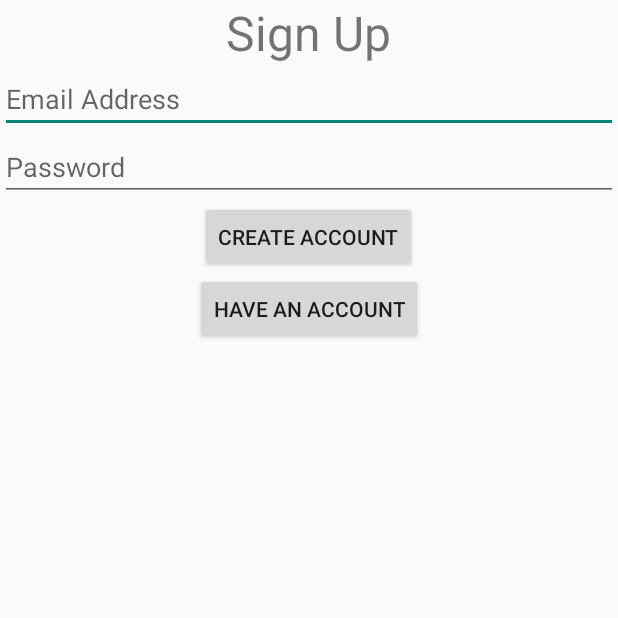
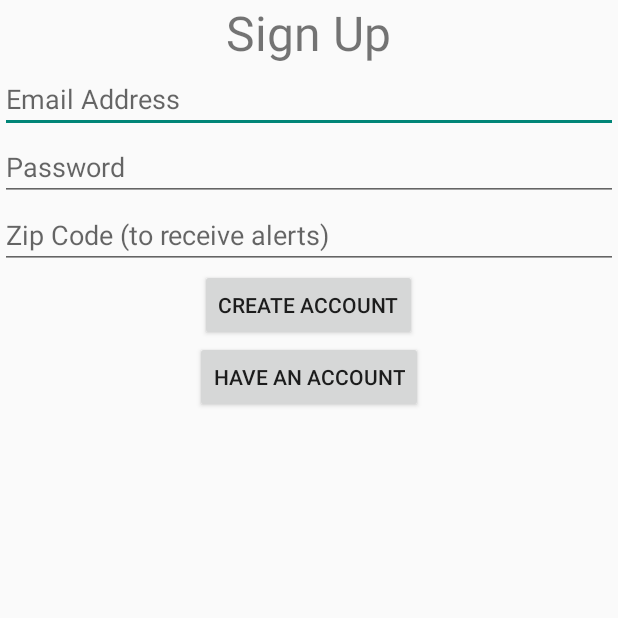
Before and after one commit to selingc/Zero, an Android app: the screen it shows after launch (CreateAccountActivity), on a phone screen of 412 x 824 dp, the top half of it. Run offline under Robolectric (Android 15) with nearby library versions, the phone set to English and light mode, and no system bars; our stand-ins replace Firebase (no records; nobody signed in at launch, a user with empty details on screens opened directly).

```diff
--- a/app/src/main/java/com/jello/zero/User.java
+++ b/app/src/main/java/com/jello/zero/User.java
@@ -10,8 +10,9 @@ public class User {
 
     public User(){}
 
-    public User(String username){
+    public User(String username, String zipcode){
         this.username = username;
+        this.zipcode = zipcode;
     }
 
 }
--- a/app/src/main/res/layout/activity_create_account.xml
+++ b/app/src/main/res/layout/activity_create_account.xml
@@ -29,6 +29,14 @@
         android:hint="@string/password_field"
         android:inputType="textPassword" />
 
+    <EditText
+        android:id="@+id/zip_code_signup"
+        android:layout_width="match_parent"
+        android:layout_height="wrap_content"
+        android:layout_gravity="center"
+        android:hint="Zip Code (to receive alerts)"
+        android:inputType="textPostalAddress" />
+
     <Button
         android:layout_width="wrap_content"
         android:layout_height="wrap_content"
```
Also changed, not shown: app/src/main/java/com/jello/zero/CreateAccountActivity.java (+5 -6 lines).
